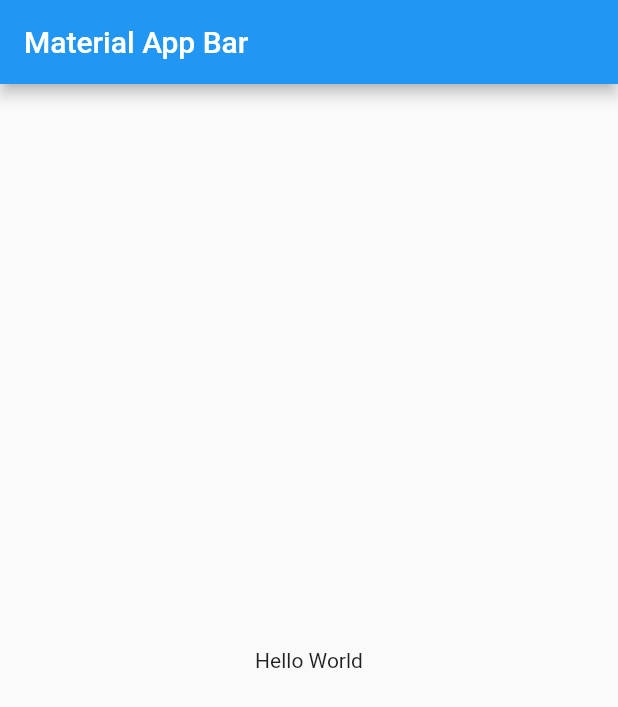
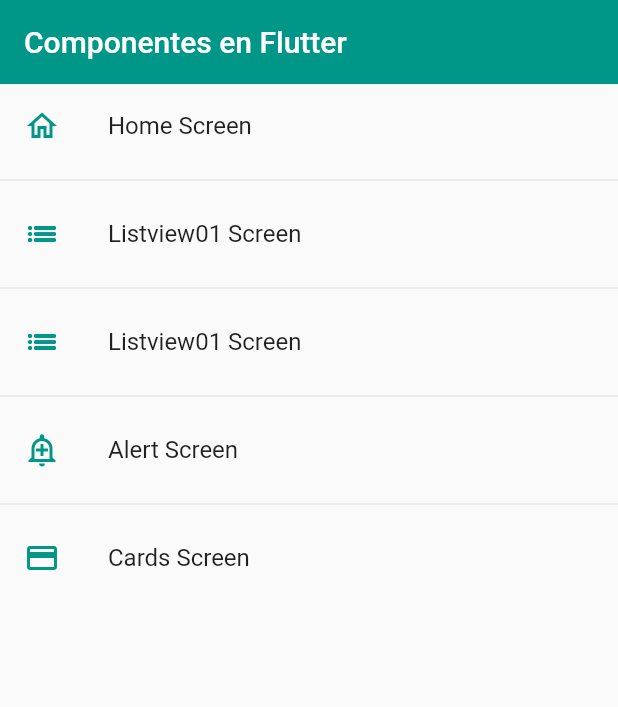
Before and after one commit to raikerdev/flutter-components, a Flutter app: the screen it shows after launch, on a phone screen of 412 x 824 dp. Shown: the top 707 px of the screen. Run offline on Flutter 3.47's test engine with Material 2 defaults, Android fonts, the phone set to English and light mode, and no system bars.

Commit message:
routes and theme configuration implemented

```diff
--- a/lib/main.dart
+++ b/lib/main.dart
@@ -1,4 +1,7 @@
 import 'package:flutter/material.dart';
+
+import 'package:flutter_components/router/app_routes.dart';
+import 'package:flutter_components/themes/app_theme.dart';
 
 void main() => runApp(const MyApp());
 
@@ -10,14 +13,10 @@ class MyApp extends StatelessWidget {
     return MaterialApp(
       debugShowCheckedModeBanner: false,
       title: 'Material App',
-      home: Scaffold(
-        appBar: AppBar(
-          title: const Text('Material App Bar'),
-        ),
-        body: const Center(
-          child: Text('Hello World'),
-        ),
-      ),
+      initialRoute: AppRoutes.initialRoute,
+      routes: AppRoutes.getAppRoutes(),
+      onGenerateRoute: (settings) => AppRoutes.onGenerateRoute(settings),
+      theme: AppTheme.lightTheme,
     );
   }
 }
--- /dev/null
+++ b/lib/models/menu_option.dart
@@ -0,0 +1,15 @@
+import 'package:flutter/material.dart' show IconData, Widget;
+
+class MenuOption {
+  final String route;
+  final IconData icon;
+  final String name;
+  final Widget screen;
+
+  MenuOption({
+    required this.route,
+    required this.icon,
+    required this.name,
+    required this.screen,
+  });
+}
--- /dev/null
+++ b/lib/models/models.dart
@@ -0,0 +1 @@
+export 'package:flutter_components/models/menu_option.dart';
--- /dev/null
+++ b/lib/router/app_routes.dart
@@ -0,0 +1,35 @@
+import 'package:flutter/material.dart';
+import 'package:flutter_components/models/models.dart';
+import 'package:flutter_components/screens/screens.dart';
+
+class AppRoutes {
+  static const initialRoute = 'home';
+
+  static final menuOptions = <MenuOption>[
+    MenuOption(route: 'home', name: 'Home Screen', screen: const HomeScreen(), icon: Icons.home_outlined),
+    MenuOption(route: 'listview01', name: 'Listview01 Screen', screen: const Listview01Screen(), icon: Icons.list_outlined),
+    MenuOption(route: 'listview02', name: 'Listview01 Screen', screen: const Listview02Screen(), icon: Icons.list_outlined),
+    MenuOption(route: 'alert', name: 'Alert Screen', screen: const AlertScreen(), icon: Icons.add_alert_outlined),
+    MenuOption(route: 'card', name: 'Cards Screen', screen: const CardScreen(), icon: Icons.credit_card_outlined),
+  ];
+
+  /* static Map<String, Widget Function(BuildContext)> routes = {
+    'home': (context) => const HomeScreen(),
+    'listview01': (context) => const Listview01Screen(),
+    'listview02': (context) => const Listview02Screen(),
+    'alert': (context) => const AlertScreen(),
+    'card': (context) => const CardScreen(),
+  }; */
+
+  static Map<String, Widget Function(BuildContext)> getAppRoutes() {
+    Map<String, Widget Function(BuildContext)> appRoutes = {};
+    for (var option in menuOptions) {
+      appRoutes.addAll({option.route: (context) => option.screen});
+    }
+    return appRoutes;
+  }
+
+  static Route<dynamic> onGenerateRoute(RouteSettings settings) {
+    return MaterialPageRoute(builder: (context) => const AlertScreen());
+  }
+}
--- /dev/null
+++ b/lib/screens/home_screen.dart
@@ -0,0 +1,24 @@
+import 'package:flutter/material.dart';
+import 'package:flutter_components/router/app_routes.dart';
+
+class HomeScreen extends StatelessWidget {
+  const HomeScreen({Key? key}) : super(key: key);
+
+  @override
+  Widget build(BuildContext context) {
+    final menuOptions = AppRoutes.menuOptions;
+    return Scaffold(
+        appBar: AppBar(title: const Text('Componentes en Flutter')),
+        body: ListView.separated(
+          itemBuilder: (context, i) => ListTile(
+            leading: Icon(menuOptions[i].icon),
+            title: Text(menuOptions[i].name),
+            onTap: () {
+              Navigator.pushNamed(context, menuOptions[i].route);
+            },
+          ),
+          separatorBuilder: (_, __) => const Divider(),
+          itemCount: menuOptions.length,
+        ));
+  }
+}
--- /dev/null
+++ b/lib/screens/screens.dart
@@ -0,0 +1,5 @@
+export 'package:flutter_components/screens/alert-screen.dart';
+export 'package:flutter_components/screens/card_screen.dart';
+export 'package:flutter_components/screens/home_screen.dart';
+export 'package:flutter_components/screens/listview_01_screen.dart';
+export 'package:flutter_components/screens/listview_02_screen.dart';
--- /dev/null
+++ b/lib/themes/app_theme.dart
@@ -0,0 +1,23 @@
+import 'package:flutter/material.dart';
+
+class AppTheme {
+  static const Color primary = Colors.teal;
+
+  static final ThemeData lightTheme = ThemeData.light().copyWith(
+    primaryColor: primary,
+    appBarTheme: const AppBarTheme(
+      color: primary,
+      elevation: 0,
+    ),
+    listTileTheme: const ListTileThemeData(iconColor: primary),
+  );
+
+  static final ThemeData darkTheme = ThemeData.dark().copyWith(
+      primaryColor: primary,
+      appBarTheme: const AppBarTheme(
+        color: primary,
+        elevation: 0,
+      ),
+      listTileTheme: const ListTileThemeData(iconColor: primary),
+      scaffoldBackgroundColor: Colors.black);
+}
```
Also changed, not shown: lib/screens/alert-screen.dart (added, +14 -0 lines), lib/screens/card_screen.dart (added, +14 -0 lines), lib/screens/listview_01_screen.dart (added, +28 -0 lines), lib/screens/listview_02_screen.dart (added, +31 -0 lines).
